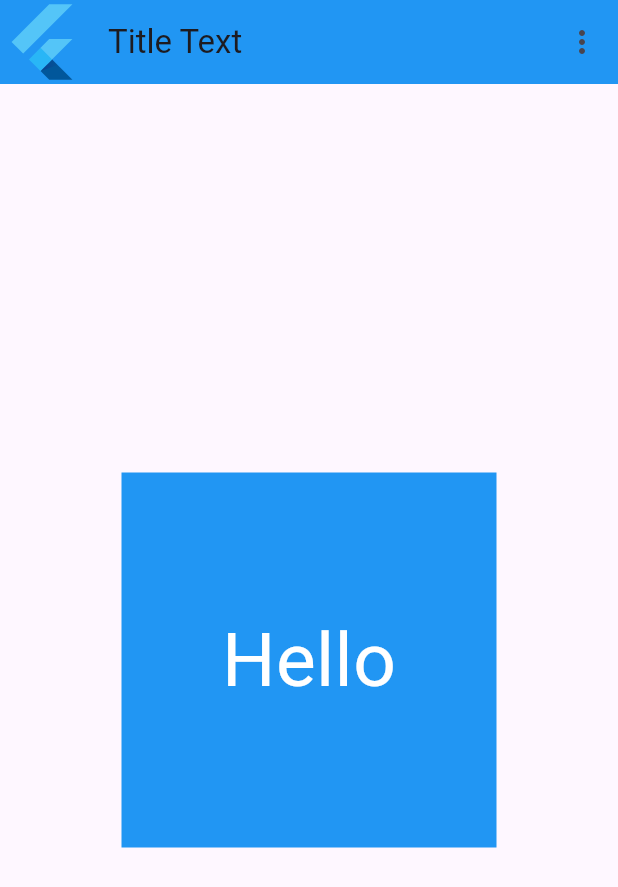
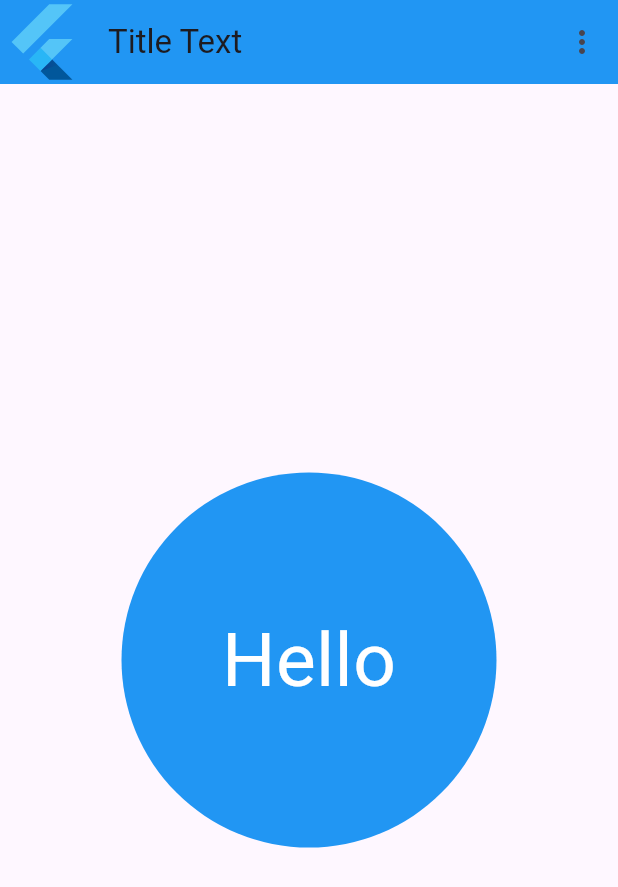
Before and after one commit to abdulahrudisoru/basic_flutter_exercises, a Flutter app: the screen it shows after launch, on a phone screen of 412 x 824 dp. Shown: the top 887 px of the screen. Run offline on Flutter 3.47's test engine with Material 3 defaults, Android fonts, the phone set to English and light mode, and no system bars.

Commit message:
Question 006

```diff
--- a/lib/main.dart
+++ b/lib/main.dart
@@ -3,6 +3,7 @@
 import 'package:basic_flutter_exercises/questions/question_003.dart';
 import 'package:basic_flutter_exercises/questions/question_004.dart';
 import 'package:basic_flutter_exercises/questions/question_005.dart';
+import 'package:basic_flutter_exercises/questions/question_006.dart';
 import 'package:flutter/material.dart';
 
 void main() {
@@ -18,6 +19,7 @@
     // return Question002();
     // return Question003();
     // return Question004();
-    return Question005();
+    // return Question005();
+    return Question006();
   }
 }
--- /dev/null
+++ b/lib/questions/question_006.dart
@@ -0,0 +1,41 @@
+import 'package:flutter/material.dart';
+
+class Question006 extends StatelessWidget {
+  const Question006({super.key});
+
+  @override
+  Widget build(BuildContext context) {
+    return MaterialApp(
+      debugShowCheckedModeBanner: false,
+      home: Scaffold(
+        appBar: AppBar(
+          backgroundColor: Colors.blue,
+          centerTitle: false,
+          title: Text("Title Text"),
+          leading: FlutterLogo(),
+          actions: [
+            IconButton(
+                onPressed: () {
+                  print("Click");
+                },
+                icon: Icon(Icons.more_vert)),
+          ],
+        ),
+        body: Center(
+            child: Container(
+          width: 250,
+          height: 250,
+          decoration: BoxDecoration(
+              color: Colors.blue, borderRadius: BorderRadius.circular(250 / 2)),
+          child: Center(
+            child: Text(
+              "Hello",
+              style: TextStyle(fontSize: 50, color: Colors.white),
+            ),
+          ),
+        )),
+      ),
+    );
+    ;
+  }
+}
```
